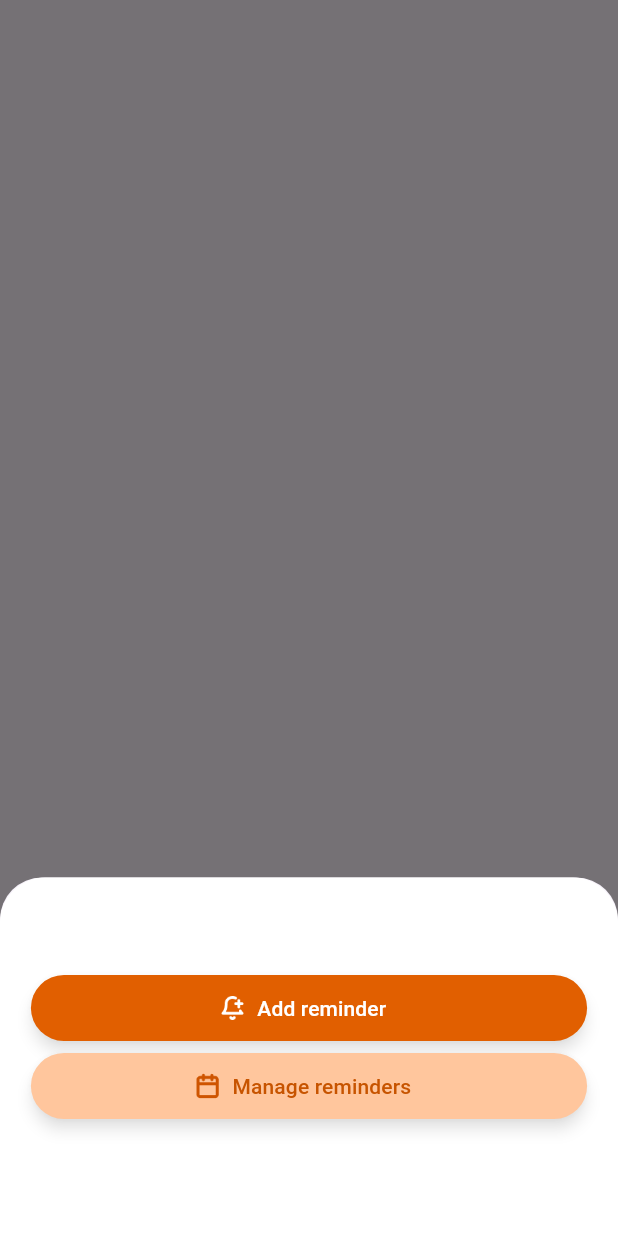
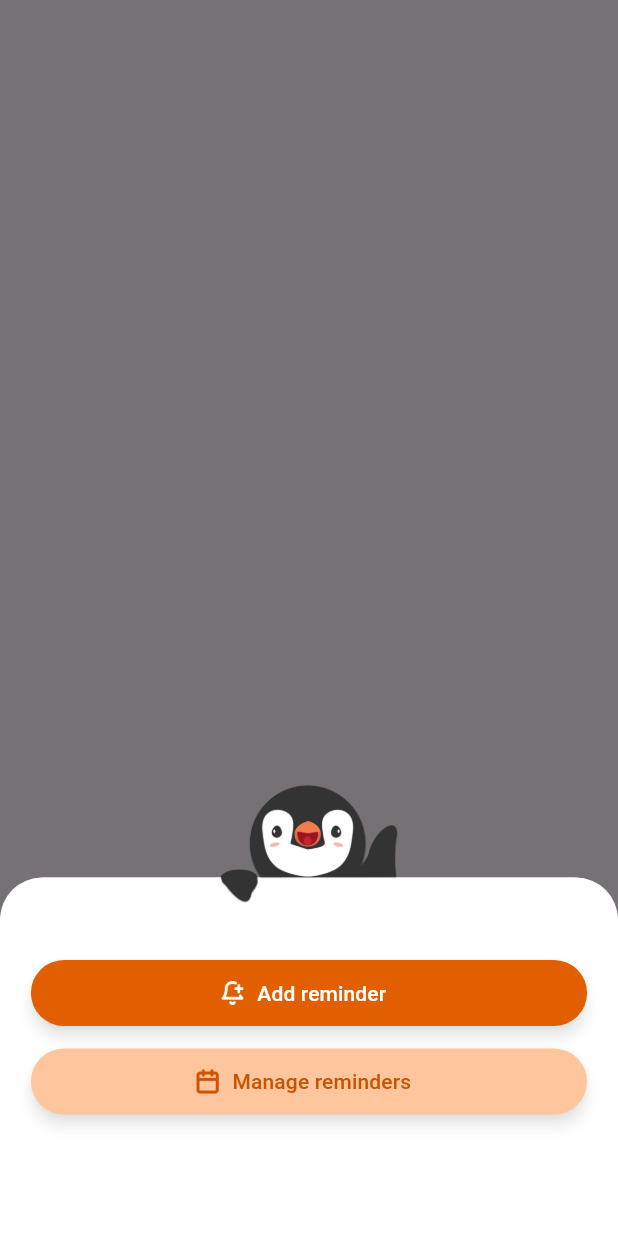
Before and after one commit to YZ1GO/L.EIC017_ES_PRJ, a Flutter app: what showControlCenter() shows on an empty page, opened directly, on a phone screen of 412 x 824 dp. Run offline on Flutter 3.47's test engine with Material 3 defaults, Android fonts, the phone set to English and light mode, and no system bars; our stand-ins replace firebase_core, firebase_database, flutter_local_notifications, font_awesome_flutter, permission_handler, shared_preferences and 1 more; accounts and stored records are empty.

Commit message:
added pingu to control center

```diff
--- a/app/lib/controlCenter.dart
+++ b/app/lib/controlCenter.dart
@@ -5,7 +5,10 @@ void showControlCenter(BuildContext context) {
   showModalBottomSheet(
     context: context,
     builder: (BuildContext context) {
-      return Container(
+      return Stack(
+        clipBehavior: Clip.none,
+        children: [
+          Container(
             width: MediaQuery.of(context).size.width,
             height: 239,
             decoration: BoxDecoration(
@@ -19,7 +22,7 @@ void showControlCenter(BuildContext context) {
               child: Column(
                 mainAxisAlignment: MainAxisAlignment.spaceEvenly,
                 children: [
-              SizedBox(height: 65),
+                  SizedBox(height: 55),
                   Container(
                     width: MediaQuery.of(context).size.width * 0.9,
                     height: 44,
@@ -40,7 +43,7 @@ void showControlCenter(BuildContext context) {
                       label: Text("Add reminder"),
                     ),
                   ),
-              SizedBox(height: 8),
+                  SizedBox(height: 15),
                   Container(
                     width: MediaQuery.of(context).size.width * 0.9,
                     height: 44,
@@ -64,6 +67,18 @@ void showControlCenter(BuildContext context) {
                 ],
               ),
             ),
+          ),
+          Positioned(
+            bottom: 222,
+            left: (MediaQuery.of(context).size.width - 120) / 2,
+            child:
+            Image.asset(
+              'assets/icons/pingu-transparent-shadow.png',
+              width: 120,
+              height: 120,
+            ),
+          ),
+        ],
       );
     },
   );
```
Lines whose indentation alone changed are shown as unchanged.
